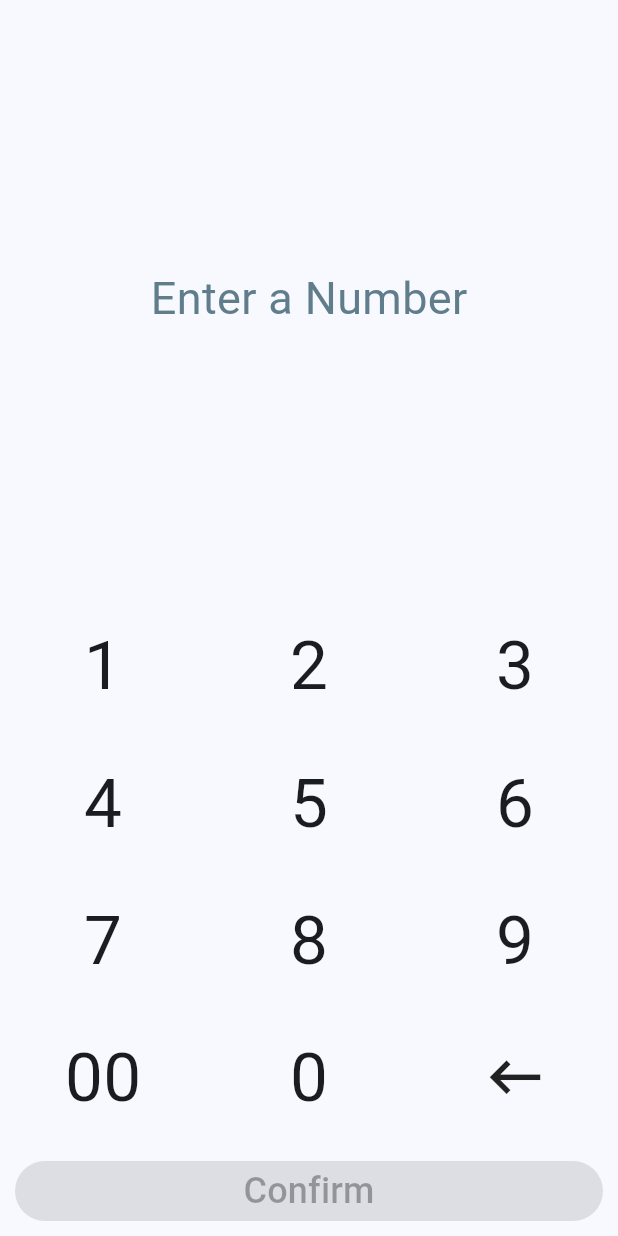
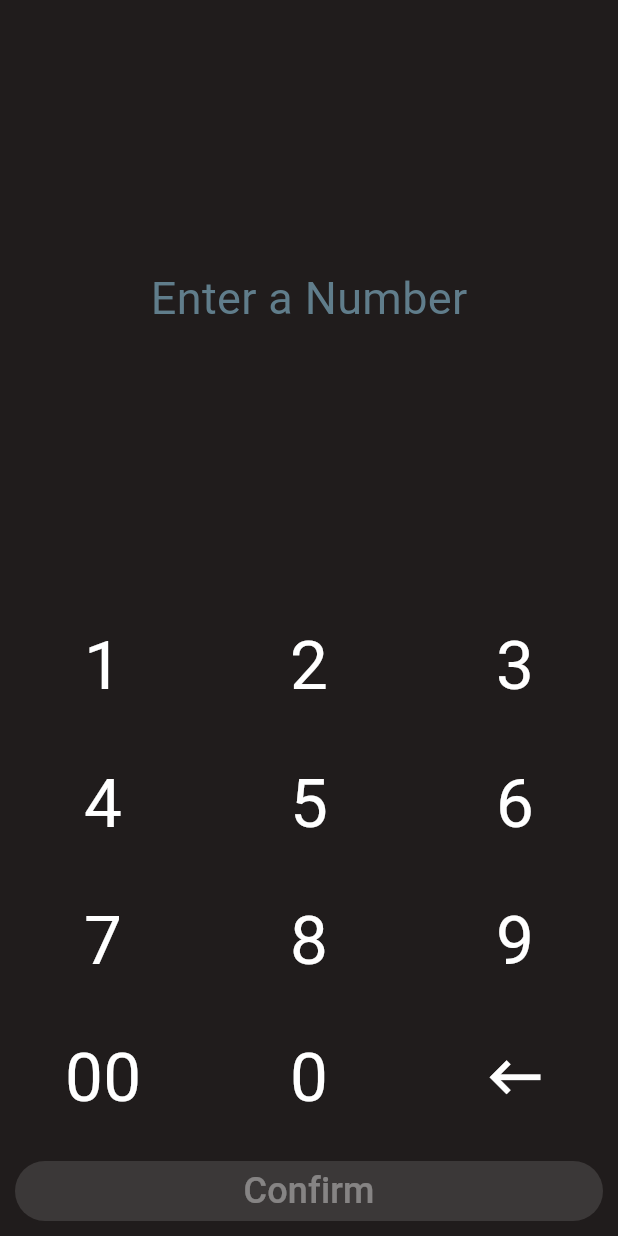
Before and after one commit to pos-cloud/app_pos, a Flutter app: the CustomKeyboard screen opened directly, on a phone screen of 412 x 824 dp. Run offline on Flutter 3.47's test engine with Material 3 defaults, Android fonts, the light colour scheme and no system bars; our stand-ins replace flutter_riverpod, flutter_secure_storage; accounts and stored records are empty; network calls fail.

Commit message:
feat: add theme clean ticket and select transaction + sincronizar articles

```diff
--- a/lib/providers/article_provider.dart
+++ b/lib/providers/article_provider.dart
@@ -9,7 +9,9 @@ class ArticleNotifier extends StateNotifier<List<Article>> {
 
   Future<void> loadArticles() async {
     try {
+      print("entro");
       final articles = await _articleService.getArticles();
+      print(articles);
       state = articles;
     } catch (e) {
       state = [];
--- a/lib/services/article_service.dart
+++ b/lib/services/article_service.dart
@@ -13,6 +13,7 @@ class ArticleService {
     final token =
         await _authService.getToken(); // Obtenemos el token desde AuthService
 
+    print(token);
     final project = jsonEncode({
       'code': 1,
       'description': 1,
@@ -44,12 +45,15 @@ class ArticleService {
       },
     );
 
+    print(response);
+
     if (response.statusCode == 200) {
       final apiResponse = ApiResponse<List<Article>>.fromJson(
         jsonDecode(response.body),
         (json) => (json as List).map((e) => Article.fromJson(e)).toList(),
       );
 
+      print(apiResponse.result);
       if (apiResponse.status == 200) {
         return apiResponse.result;
       } else {
--- /dev/null
+++ b/lib/styles/theme.dart
@@ -0,0 +1,48 @@
+import 'package:flutter/material.dart';
+
+class AppTheme {
+  // Colores principales extraídos del logo
+  static const Color primaryColor = Color(0xFF0275D8); // Azul intenso
+  static const Color secondaryColor = Color(0xFFE8F1F8); // Azul claro pastel
+  static const Color backgroundColorLight = Color(0xFFFFFFFF); // Blanco
+  static const Color backgroundColorDark =
+      Color(0xFF201C1C); // Gris oscuro cálido
+
+  // static const Color backgroundColorDark =
+  //     Color(0xFF28242C); // Gris oscuro con toque violeta
+
+  // Tema claro
+  static final ThemeData lightTheme = ThemeData(
+    primaryColor: primaryColor,
+    scaffoldBackgroundColor: backgroundColorLight,
+    colorScheme: const ColorScheme.light(
+      primary: primaryColor,
+      secondary: secondaryColor,
+      background: backgroundColorLight,
+    ),
+    appBarTheme: const AppBarTheme(
+      backgroundColor: primaryColor,
+      foregroundColor: Colors.white,
+    ),
+    buttonTheme: const ButtonThemeData(
+      buttonColor: primaryColor,
+      textTheme: ButtonTextTheme.primary,
+    ),
+  );
+
+  // Tema oscuro
+  static final ThemeData darkTheme = ThemeData(
+    brightness: Brightness.dark,
+    primaryColor: primaryColor,
+    scaffoldBackgroundColor: backgroundColorDark,
+    colorScheme: const ColorScheme.dark(
+      primary: primaryColor,
+      secondary: secondaryColor,
+      background: backgroundColorDark,
+    ),
+    appBarTheme: const AppBarTheme(
+      backgroundColor: primaryColor,
+      foregroundColor: Colors.white,
+    ),
+  );
+}
--- a/lib/widgets/select_payment_method.dart
+++ b/lib/widgets/select_payment_method.dart
@@ -25,12 +25,10 @@ class SelectPaymentMethodButton extends ConsumerWidget {
           print("Método de pago seleccionado");
         },
         style: ElevatedButton.styleFrom(
-          backgroundColor: Colors.blue[200],
           shape: RoundedRectangleBorder(
             borderRadius: BorderRadius.circular(12), // Bordes redondeados
           ),
           elevation: 8, // Sombra para el botón
-          shadowColor: Colors.black.withOpacity(0.5), // Sombra más suave
           padding: const EdgeInsets.symmetric(
               horizontal: 16), // Espaciado dentro del botón
         ),
```
Also changed, not shown: lib/main.dart (+6 -7 lines), lib/screens/main_screen.dart (+45 -2 lines), lib/widgets/select_article.dart (+54 -19 lines), lib/widgets/transaction_type_selection.dart (+10 -39 lines), 4 other files.
